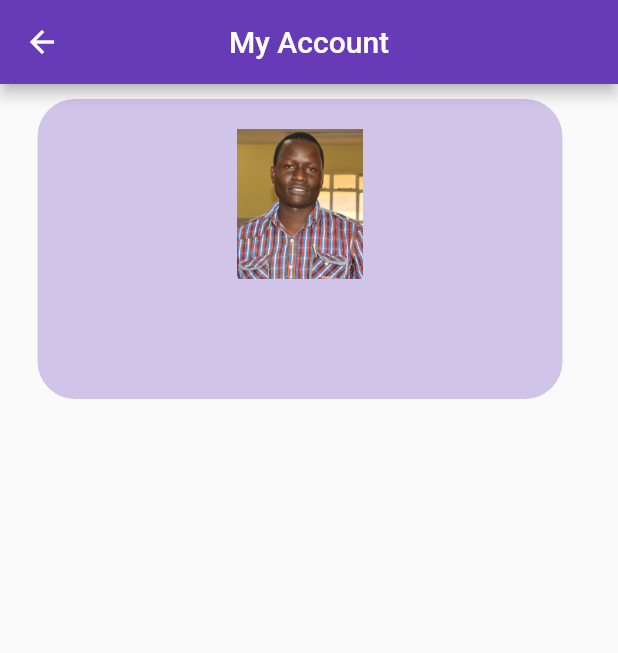
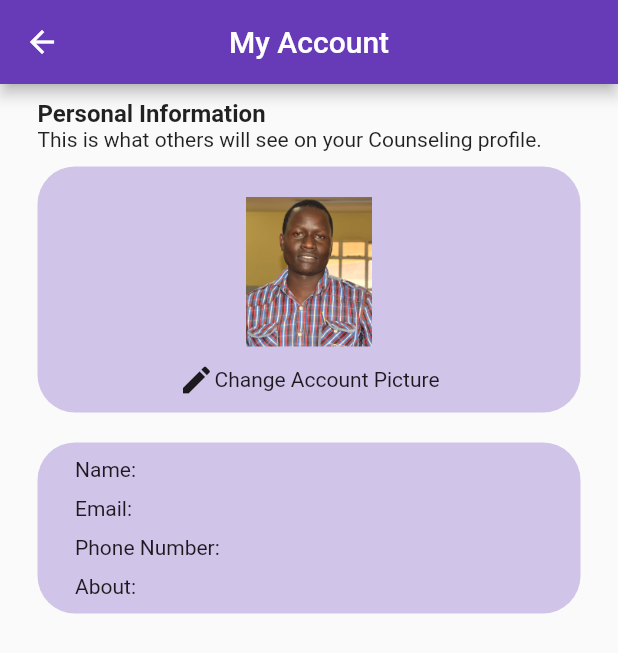
Before and after one commit to Raphtildai/Counseling_App, a Flutter app: the UserAccount screen opened directly, on a phone screen of 412 x 824 dp. Shown: the top 653 px of the screen. Run offline on Flutter 3.47's test engine with Material 2 defaults, Android fonts, the phone set to English and light mode, and no system bars; our stand-ins replace cloud_firestore, firebase_auth, firebase_core, google_sign_in, hidden_drawer_menu; accounts and stored records are empty.

Commit message:
Slight changes on user account details

```diff
--- a/lib/screens/home/user_account.dart
+++ b/lib/screens/home/user_account.dart
@@ -8,6 +8,13 @@ const UserAccount({ Key? key }) : super(key: key);
 
   @override
   Widget build(BuildContext context){
+    const headingStyle = TextStyle(
+      fontSize: 16,
+      fontWeight: FontWeight.bold,
+    );
+    const textStyle = TextStyle(
+      fontSize: 14,
+    );
     return Scaffold(
       appBar: AppBar(
         title: const Text('My Account'),
@@ -16,12 +23,27 @@ const UserAccount({ Key? key }) : super(key: key);
       body: SafeArea(
         child: SingleChildScrollView(
           child: Column(
+            crossAxisAlignment: CrossAxisAlignment.start,
+            // mainAxisAlignment: MainAxisAlignment.start,
             children: [
+              SizedBox(height: 10,),
+              Padding(
+                padding: const EdgeInsets.symmetric(horizontal: 25),
+                child: Column(
+                  mainAxisAlignment: MainAxisAlignment.start,
+                  crossAxisAlignment: CrossAxisAlignment.start,
+                  // ignore: prefer_const_literals_to_create_immutables
+                  children: [
+                    const Text('Personal Information', style: headingStyle,),
+                    const Text('This is what others will see on your Counseling profile.', style: textStyle,)
+                  ],
+                ),
+              ),
               // Account profile picture
               Padding(
                 padding: const EdgeInsets.symmetric(horizontal: 25, vertical: 10),
                 child: Container(
-                  height: 200,
+                  // height: MediaQuery.of(context).size.height - 200,
                   padding: const EdgeInsets.symmetric(horizontal: 25),
                   decoration: BoxDecoration(
                     color: Colors.deepPurple[100],
@@ -33,22 +55,68 @@ const UserAccount({ Key? key }) : super(key: key);
                     // ignore: prefer_const_literals_to_create_immutables
                     children: [
                       const SizedBox(height: 20,),
-
                       ClipRRect(
-                        borderRadius: BorderRadius.circular(25),
+                        borderRadius: const BorderRadius.all(Radius.circular(50)),
                         child: Image.asset(
                           'assets/raph.PNG',
                           height: 100,
-                          width: 300,
+                          width: 400,
                         ),
-                      )
+                      ),
+                      const SizedBox(height: 10,),
+                      Row(
+                        mainAxisAlignment: MainAxisAlignment.center,
+                        // ignore: prefer_const_literals_to_create_immutables
+                        children: [
+                          const Icon(
+                            Icons.edit,
+                          ),
+                          // const SizedBox(width: 10,),
+                          const Text('Change Account Picture'),
+                        ],
+                      ),
+                      SizedBox(height: 10,),
                     ],
                   ),
 
                 ),
-              )
+              ),
+              SizedBox(height: 10,),
 
               // Name and basic details
+              Padding(
+                padding: const EdgeInsets.symmetric(horizontal: 25),
+                child: Container(
+                  // height: 200,
+                  width: MediaQuery.of(context).size.width,
+                  padding: const EdgeInsets.symmetric(horizontal: 25),
+                  decoration: BoxDecoration(
+                    color: Colors.deepPurple[100],
+                    borderRadius: BorderRadius.circular(25),
+                  ),
+                  child: Column(
+                    mainAxisAlignment: MainAxisAlignment.start,
+                    crossAxisAlignment: CrossAxisAlignment.start,
+                    // ignore: prefer_const_literals_to_create_immutables
+                    children: [
+                      const SizedBox(height: 10,),
+                      // Name
+                      Text('Name: ', style: textStyle,),
+                      const SizedBox(height: 10,),
+                      // Email address
+                      Text('Email: ', style: textStyle,),
+                      const SizedBox(height: 10,),
+                      // Phone number
+                      Text('Phone Number: '),
+                      const SizedBox(height: 10,),
+                      // About
+                      Text('About: '),
+                      const SizedBox(height: 10,),
+                    ],
+                  ),
+
+                ),
+              ),
 
             ],
           ),
```
